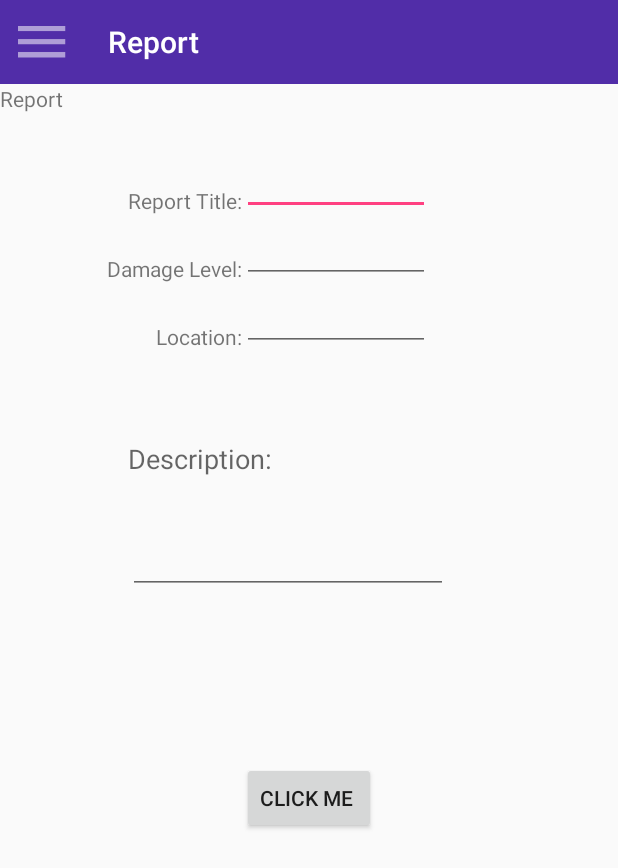
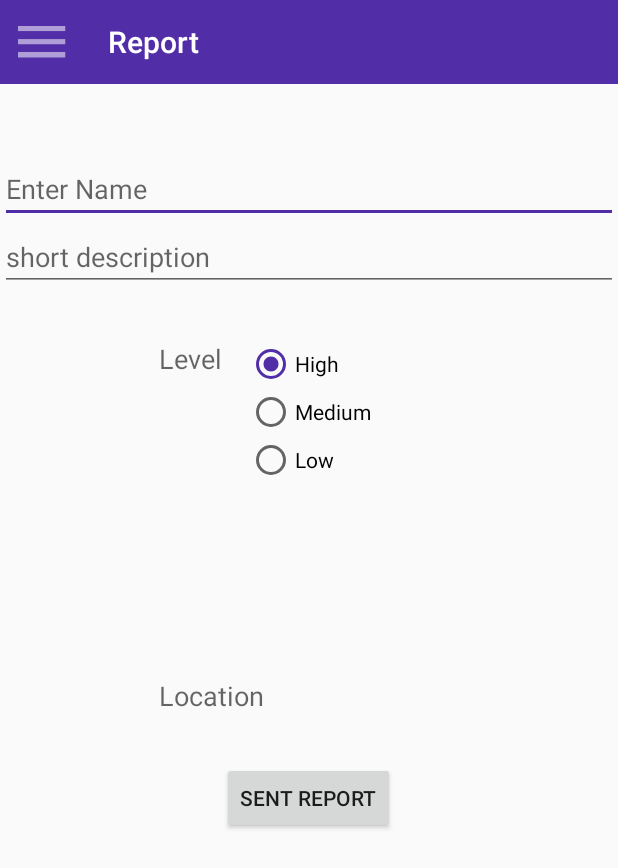
Before and after one commit to powermelon/Baikio, an Android app: the screen it shows after launch (MainActivity), in the side drawer, after a tap on "Report", on a phone screen of 412 x 824 dp. Shown: the top 868 px of the screen. Run offline under Robolectric (Android 15) with nearby library versions, the phone set to English and light mode, and no system bars; libraries missing offline, so code that uses them is left out: com.firebase.client; 2 statements that could not run were skipped.

Commit message:
end semanai

```diff
--- a/Baikio/app/src/main/java/de/baikio/MainActivity.java
+++ b/Baikio/app/src/main/java/de/baikio/MainActivity.java
@@ -1,5 +1,6 @@
 package de.baikio;
 
+import android.app.FragmentTransaction;
 import android.net.Uri;
 import android.os.Bundle;
 import android.support.design.widget.NavigationView;
@@ -15,6 +16,7 @@ import android.view.MenuItem;
 import android.view.View;
 
 import com.firebase.client.Firebase;
+import com.google.android.gms.maps.MapFragment;
 
 
 public class MainActivity extends AppCompatActivity implements MapFragmentBaikio.OnFragmentInteractionListener, CommunityFragment.OnFragmentInteractionListener, ReportFragment.OnFragmentInteractionListener {
@@ -119,6 +121,7 @@ public class MainActivity extends AppCompatActivity implements MapFragmentBaikio
             e.printStackTrace();
         }
 
+
         // Insert the fragment by replacing any existing fragment
         FragmentManager fragmentManager = getSupportFragmentManager();
         fragmentManager.beginTransaction().replace(R.id.flContent, fragment).commit();
--- a/Baikio/app/src/main/java/de/baikio/ReportFragment.java
+++ b/Baikio/app/src/main/java/de/baikio/ReportFragment.java
@@ -1,6 +1,7 @@
 package de.baikio;
 
 import android.app.Activity;
+import android.location.Location;
 import android.net.Uri;
 import android.os.Bundle;
 import android.support.v4.app.Fragment;
@@ -10,11 +11,18 @@ import android.view.View;
 import android.view.ViewGroup;
 import android.widget.Button;
 import android.widget.EditText;
+import android.widget.RadioButton;
+import android.widget.RadioGroup;
+import android.widget.TextView;
+import android.widget.Toast;
 
 import com.firebase.client.DataSnapshot;
 import com.firebase.client.Firebase;
 import com.firebase.client.FirebaseError;
 import com.firebase.client.ValueEventListener;
+import com.google.android.gms.common.ConnectionResult;
+import com.google.android.gms.common.api.GoogleApiClient;
+import com.google.android.gms.location.LocationServices;
 
 import java.text.SimpleDateFormat;
 import java.util.Date;
@@ -28,7 +36,7 @@ import java.util.Date;
  * Use the {@link ReportFragment#newInstance} factory method to
  * create an instance of this fragment.
  */
-public class ReportFragment extends Fragment {
+public class ReportFragment extends Fragment implements GoogleApiClient.ConnectionCallbacks, GoogleApiClient.OnConnectionFailedListener {
     // TODO: Rename parameter arguments, choose names that match
     // the fragment initialization parameters, e.g. ARG_ITEM_NUMBER
     private static final String ARG_PARAM1 = "param1";
@@ -44,10 +52,17 @@ public class ReportFragment extends Fragment {
     private int next;
 
     private EditText reportText;
-    private EditText damageText;
-    private EditText LocationText;
+    private TextView location;
+    private EditText description;
 
     private OnFragmentInteractionListener mListener;
+
+    private GoogleApiClient mGoogleApiClient;
+    private Location lastLocation;
+
+
+    private RadioGroup radioLevelGroup;
+    private RadioButton radioLevelButton;
 
     /**
      * Use this factory method to create a new instance of
@@ -81,7 +96,7 @@ public class ReportFragment extends Fragment {
         }
 
         myFirebaseRef = new Firebase("https://baikio.firebaseio.com/reports");
-
+        buildGoogleApiClient();
 
         // other setup code
     }
@@ -93,6 +108,13 @@ public class ReportFragment extends Fragment {
         mView = inflater.inflate(R.layout.fragment_report,
                 container, false);
 
+        reportText= (EditText) mView.findViewById(R.id.reportText);
+        location = (TextView) mView.findViewById(R.id.txtViewLocation);
+        description = (EditText) mView.findViewById(R.id.edShortDescription);
+
+        radioLevelGroup = (RadioGroup) mView.findViewById(R.id.radioLevel);
+
+
         Button button = (Button) mView.findViewById(R.id.button);
         button.setOnClickListener(new View.OnClickListener()
         {
@@ -100,22 +122,28 @@ public class ReportFragment extends Fragment {
             public void onClick(View v)
             {
 
-                reportText= (EditText) mView.findViewById(R.id.reportText);
-                damageText= (EditText) mView.findViewById(R.id.damageLevelText);
-                LocationText= (EditText) mView.findViewById(R.id.locationText);
-
-                //defaultreport: that we get the number of reports we need to activate the onDataChange listener
 
                 SimpleDateFormat s = new SimpleDateFormat("ddMMyyyyhhmmss");
                 String format = s.format(new Date());
 
-                report nReport = new report(reportText.getText().toString(), LocationText.getText().toString(), damageText.getText().toString());
+                // get selected radio button from radioGroup
+                int selectedId = radioLevelGroup.getCheckedRadioButtonId();
+
+                // find the radiobutton by returned id
+                radioLevelButton = (RadioButton) mView.findViewById(selectedId);
+
+
+
+                report nReport = new report(reportText.getText().toString(), location.getText().toString(), radioLevelButton.getText().toString(), description.getText().toString());
                 String reportName = "report" + format;
                 myFirebaseRef.child(reportName).setValue(nReport);
 
-                reportText.setText("");
-                damageText.setText("");
-                LocationText.setText("");
+                reportText.setText("Name");
+                description.setText("short description");
+
+
+                Toast.makeText(getActivity(), "Thanks for reporting :)!",
+                        Toast.LENGTH_LONG).show();
             }
         });
 
@@ -149,6 +177,30 @@ public class ReportFragment extends Fragment {
     public void onDetach() {
         super.onDetach();
         mListener = null;
+    }
+
+    @Override
+    public void onConnected(Bundle bundle) {
+        lastLocation = LocationServices.FusedLocationApi.getLastLocation(
+                mGoogleApiClient);
+        Log.d("LOCATION", lastLocation.getLatitude() +" " + lastLocation.getLongitude());
+
+        if (lastLocation != null) {
+            Log.d("LOCATION", lastLocation.getLatitude() +" " + lastLocation.getLongitude());
+            location.setText(String.valueOf(lastLocation.getLatitude()) + " " + String.valueOf(lastLocation.getLongitude()));
+        }
+    }
+
+
+
+    @Override
+    public void onConnectionSuspended(int i) {
+
+    }
+
+    @Override
+    public void onConnectionFailed(ConnectionResult connectionResult) {
+
     }
 
     /**
@@ -209,5 +261,18 @@ public class ReportFragment extends Fragment {
 
     }
 
+    protected synchronized void buildGoogleApiClient() {
+        mGoogleApiClient = new GoogleApiClient.Builder(getActivity())
+                .addConnectionCallbacks(this)
+                .addOnConnectionFailedListener(this)
+                .addApi(LocationServices.API)
+                .build();
+
+        if (mGoogleApiClient != null)
+        {
+            mGoogleApiClient.connect();
+        }
+    }
+
 
 }
--- a/Baikio/app/src/main/res/layout/activity_main.xml
+++ b/Baikio/app/src/main/res/layout/activity_main.xml
@@ -17,10 +17,12 @@
             android:layout_height="wrap_content" />
 
         <!-- The main content view -->
-        <FrameLayout
+        <RelativeLayout
             android:id="@+id/flContent"
             android:layout_width="match_parent"
-            android:layout_height="match_parent" />
+            android:layout_height="match_parent" >
+
+        </RelativeLayout>
     </LinearLayout>
 
     <!-- The navigation drawer -->
--- a/Baikio/app/src/main/res/layout/fragment_report.xml
+++ b/Baikio/app/src/main/res/layout/fragment_report.xml
@@ -3,16 +3,13 @@
     android:layout_height="500dp" tools:context="de.baikio.ReportFragment">
 
     <!-- TODO: Update blank fragment layout -->
-    <TextView android:layout_width="match_parent" android:layout_height="42dp"
-        android:text="@string/report_fragment"
-        android:id="@+id/textView"></TextView>
 
     <Button
         android:layout_width="wrap_content"
         android:layout_height="wrap_content"
         android:id="@+id/button"
         android:layout_gravity="center_horizontal"
-        android:text="CLICK ME "
+        android:text="Sent report"
 
         android:layout_alignParentBottom="true"
         android:layout_centerHorizontal="true" />
@@ -22,78 +19,76 @@
         android:layout_height="wrap_content"
         android:id="@+id/reportText"
         android:layout_gravity="center_horizontal"
-        android:layout_below="@+id/textView"
-        android:layout_alignLeft="@+id/button"
-        android:layout_alignStart="@+id/button" />
+        android:layout_alignParentTop="true"
+        android:layout_alignParentLeft="true"
+        android:layout_alignParentStart="true"
+        android:layout_marginTop="47dp"
+        android:layout_alignParentRight="true"
+        android:layout_alignParentEnd="true"
+        android:hint="Enter Name"/>
 
-    <EditText
-        android:layout_width="125dp"
-        android:layout_height="wrap_content"
-        android:id="@+id/damageLevelText"
-        android:layout_gravity="center_horizontal"
-        android:layout_below="@+id/reportText"
-        android:layout_alignLeft="@+id/reportText"
-        android:layout_alignStart="@+id/reportText" />
 
-    <TextView
+    <RadioGroup
+        android:id="@+id/radioLevel"
         android:layout_width="wrap_content"
         android:layout_height="wrap_content"
-        android:textAppearance="?android:attr/textAppearanceSmall"
-        android:text="Report Title:"
-        android:id="@+id/textView2"
-        android:layout_above="@+id/damageLevelText"
-        android:layout_toLeftOf="@+id/reportText"
-        android:layout_toStartOf="@+id/reportText" />
+        android:layout_marginTop="78dp"
+        android:layout_below="@+id/reportText"
+        android:layout_centerHorizontal="true">
 
-    <TextView
-        android:layout_width="wrap_content"
-        android:layout_height="wrap_content"
-        android:textAppearance="?android:attr/textAppearanceSmall"
-        android:text="Damage Level:"
-        android:id="@+id/textView3"
-        android:layout_alignBottom="@+id/damageLevelText"
-        android:layout_toLeftOf="@+id/damageLevelText"
-        android:layout_toStartOf="@+id/damageLevelText" />
+        <RadioButton
+            android:id="@+id/radioHigh"
+            android:layout_width="wrap_content"
+            android:layout_height="wrap_content"
+            android:text="High"
+            android:checked="true" />
 
-    <EditText
-        android:layout_width="wrap_content"
-        android:layout_height="wrap_content"
-        android:inputType="textMultiLine"
-        android:ems="10"
-        android:id="@+id/descriptionText"
-        android:layout_above="@+id/button"
-        android:layout_alignLeft="@+id/textView2"
-        android:layout_alignStart="@+id/textView2"
-        android:layout_marginBottom="112dp" />
+        <RadioButton
+            android:id="@+id/radioMedium"
+            android:layout_width="wrap_content"
+            android:layout_height="wrap_content"
+            android:text="Medium" />
+
+        <RadioButton
+            android:id="@+id/radioLow"
+            android:layout_width="wrap_content"
+            android:layout_height="wrap_content"
+            android:text="Low" />
+
+    </RadioGroup>
 
     <TextView
         android:layout_width="wrap_content"
         android:layout_height="wrap_content"
         android:textAppearance="?android:attr/textAppearanceMedium"
-        android:text="Description:"
-        android:id="@+id/textView4"
-        android:layout_centerVertical="true"
-        android:layout_alignLeft="@+id/descriptionText"
-        android:layout_alignStart="@+id/descriptionText" />
+        android:text="Level"
+        android:id="@+id/textView2"
+        android:layout_alignTop="@+id/radioLevel"
+        android:layout_toLeftOf="@+id/button"
+        android:layout_toStartOf="@+id/button" />
+
+    <TextView
+        android:layout_width="wrap_content"
+        android:layout_height="wrap_content"
+        android:textAppearance="?android:attr/textAppearanceMedium"
+        android:text="Location"
+        android:id="@+id/txtViewLocation"
+        android:layout_marginBottom="32dp"
+        android:layout_above="@+id/button"
+        android:layout_alignLeft="@+id/textView2"
+        android:layout_alignStart="@+id/textView2" />
 
     <EditText
         android:layout_width="125dp"
         android:layout_height="wrap_content"
-        android:id="@+id/locationText"
+        android:id="@+id/edShortDescription"
         android:layout_gravity="center_horizontal"
-        android:layout_below="@+id/damageLevelText"
-        android:layout_alignLeft="@+id/damageLevelText"
-        android:layout_alignStart="@+id/damageLevelText" />
-
-    <TextView
-        android:layout_width="wrap_content"
-        android:layout_height="wrap_content"
-        android:textAppearance="?android:attr/textAppearanceSmall"
-        android:text="Location:"
-        android:id="@+id/textView5"
-        android:layout_alignBottom="@+id/locationText"
-        android:layout_toLeftOf="@+id/locationText"
-        android:layout_toStartOf="@+id/locationText" />
+        android:layout_below="@+id/reportText"
+        android:layout_alignParentLeft="true"
+        android:layout_alignParentStart="true"
+        android:layout_alignParentRight="true"
+        android:layout_alignParentEnd="true"
+        android:hint="short description" />
 
 
 </RelativeLayout>
--- a/Baikio/app/src/main/res/values-v19/styles.xml
+++ b/Baikio/app/src/main/res/values-v19/styles.xml
@@ -4,7 +4,7 @@
     <style name="AppTheme" parent="Theme.AppCompat.Light.NoActionBar">
         <item name="colorPrimary">#673AB7</item>
         <item name="colorPrimaryDark">#512DA8</item>
-        <item name="colorAccent">#FF4081</item>
+        <item name="colorAccent">#512DA8</item>
 
         <item name="android:windowTranslucentStatus">true</item>
     </style>
--- a/Baikio/app/src/main/res/values/colors.xml
+++ b/Baikio/app/src/main/res/values/colors.xml
@@ -5,8 +5,10 @@
     <color name="half_black">#808080</color>
     <color name="white">#fafafa</color>
     <color name="white_pressed">#f1f1f1</color>
-    <color name="pink">#e91e63</color>
-    <color name="pink_pressed">#ec407a</color>
+    <color name="pink">#673AB7</color>
+    <color name="pink_pressed">#673AB7</color>
     <color name="blue_semi_transparent">#805677fc</color>
     <color name="blue_semi_transparent_pressed">#80738ffe</color>
+    <color name="lila">#673AB7</color>
+    673AB7
 </resources>
--- a/Baikio/app/src/main/res/values/styles.xml
+++ b/Baikio/app/src/main/res/values/styles.xml
@@ -3,7 +3,9 @@
     <style name="AppTheme" parent="Theme.AppCompat.Light.NoActionBar">
         <item name="colorPrimary">#673AB7</item>
         <item name="colorPrimaryDark">#512DA8</item>
-        <item name="colorAccent">#FF4081</item>
+        <!-- <item name="colorAccent">#FF4081</item> -->
+        <item name="colorAccent">#673AB7</item>
+
     </style>
 
     <style name="menu_labels_style">
--- a/Baikio/app/src/main/res/values/themes.xml
+++ b/Baikio/app/src/main/res/values/themes.xml
@@ -6,7 +6,7 @@
     </style>
 
     <style name="theme_textview_style" parent="@android:style/Widget.Holo.Light.TextView">
-        <item name="android:textColor">@color/pink</item>
+        <item name="android:textColor">@color/lila</item>
     </style>
 
 
```
Also changed, not shown: Baikio/app/src/main/java/de/baikio/DamageType.java (+6 -2 lines), Baikio/app/src/main/java/de/baikio/MapFragmentBaikio.java (+79 -10 lines), Baikio/app/src/main/java/de/baikio/report.java (+22 -0 lines), Baikio/app/src/main/res/layout/fragment_maps.xml (+9 -7 lines), Baikio/app/src/main/res/drawable-xhdpi/diapositiva12.png (added).
